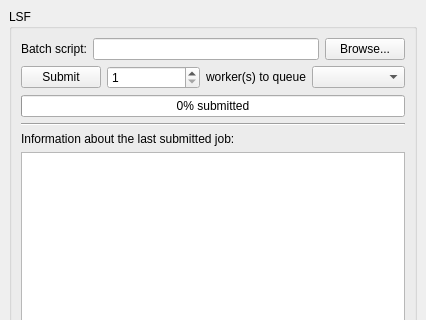
AnarManafov/PoD, file plugins/LSFPlugin/res/wgLSF.ui: the form before one commit; both pictures show x 0 to 426 and y 0 to 320 of the 426 by 560 pixel window.
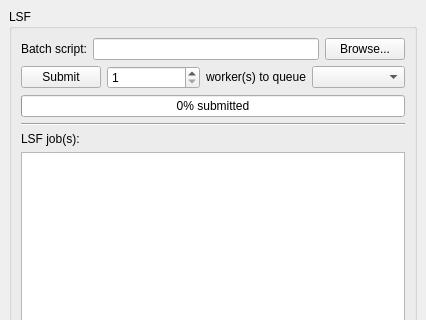
The form after the commit.

Patch:
```diff
--- a/plugins/LSFPlugin/res/wgLSF.ui
+++ b/plugins/LSFPlugin/res/wgLSF.ui
@@ -187,7 +187,7 @@
         <item>
          <widget class="QLabel" name="label" >
           <property name="text" >
-           <string>Information about the last submitted job:</string>
+           <string>LSF job(s):</string>
           </property>
          </widget>
         </item>
```
